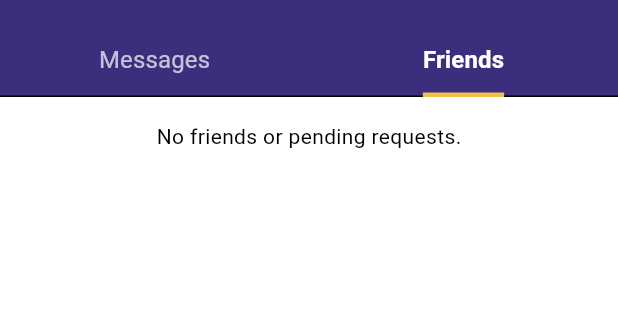
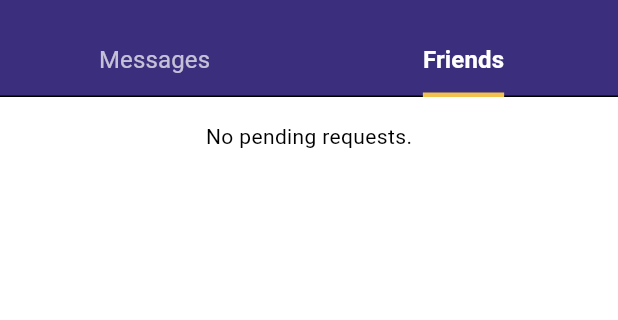
Before and after one commit to mspaldingworks/NPO-Community_app, a Flutter app: the ChatListScreen screen opened by its route, tab 2 chosen, on a phone screen of 412 x 824 dp, the part 59-379 px from its top. Run offline on Flutter 3.47's test engine with Material 3 defaults, Android fonts, the phone set to English and light mode, and no system bars; our stand-ins replace emoji_picker_flutter, go_router, image_picker, logger, shared_preferences and 2 more; missing offline and left inert: dart:ffi, icalendar_parser; accounts and stored records are empty; network calls fail.

Commit message:
Update empty state message in friends tab to be more specific

```diff
--- a/lib/features/friends/widgets/friends_tab_view.dart
+++ b/lib/features/friends/widgets/friends_tab_view.dart
@@ -57,7 +57,7 @@ class _FriendsTabViewState extends State<FriendsTabView> {
                   const Center(
                     child: Padding(
                       padding: EdgeInsets.all(16.0),
-                      child: Text('No friends or pending requests.'),
+                      child: Text('No pending requests.'),
                     ),
                   ),
               ],
```
